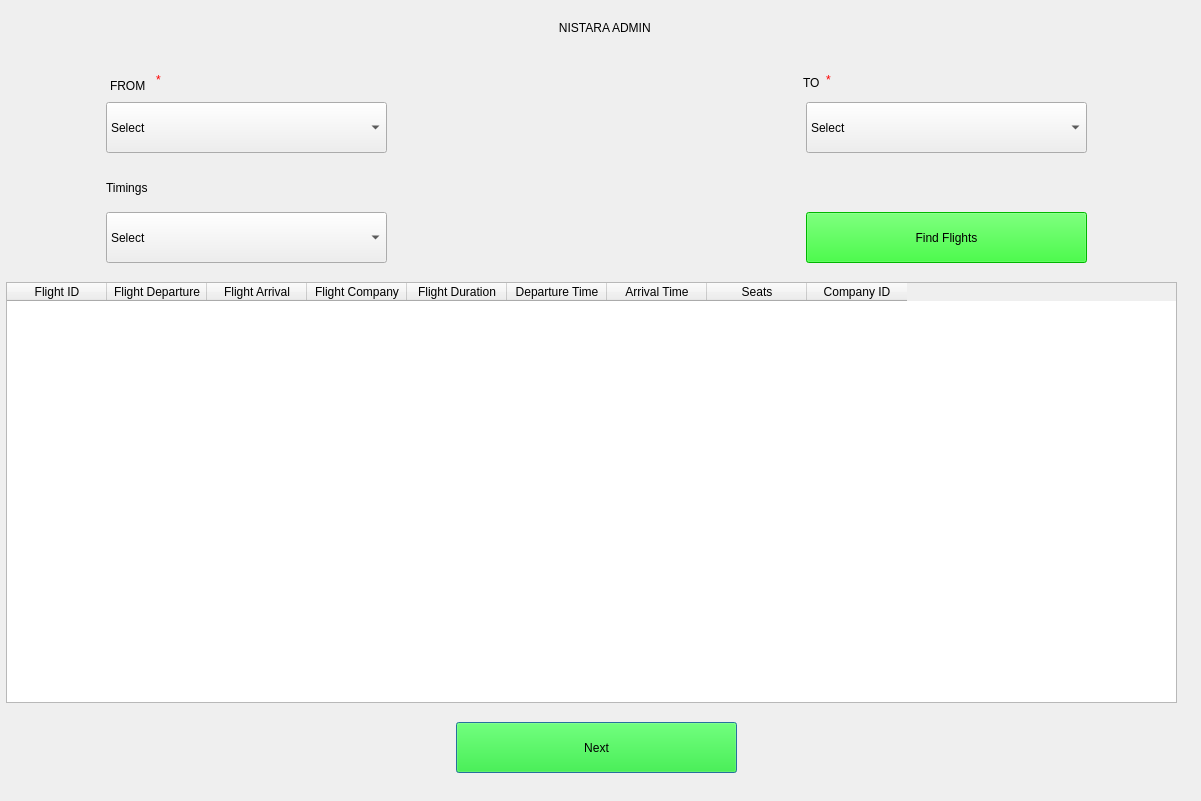
The window that Project_Source_Code/Nistara_Admin_Mode.ui (Haleshot/Flight_Booking_System) describes before a commit, drawn with Qt 5.
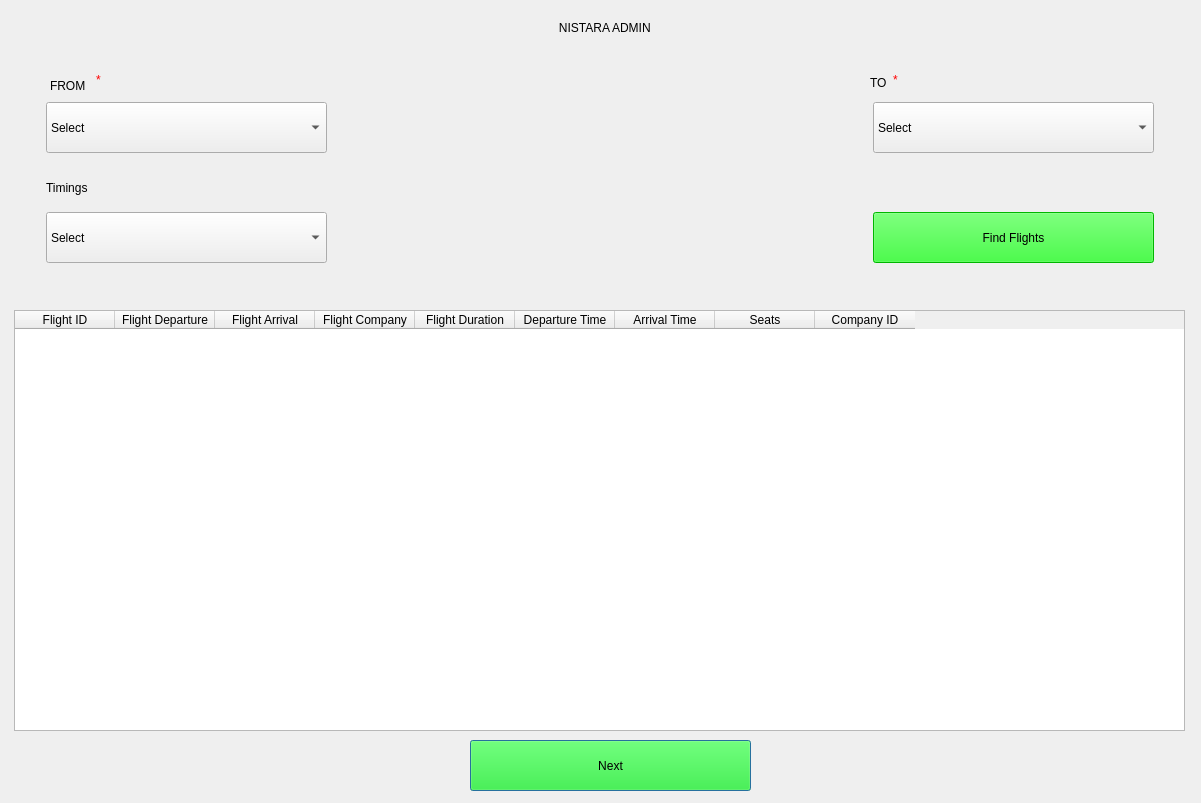
The same window after the commit.

The edit to the form file:
```diff
--- a/Project_Source_Code/Nistara_Admin_Mode.ui
+++ b/Project_Source_Code/Nistara_Admin_Mode.ui
@@ -7,7 +7,7 @@
     <x>0</x>
     <y>0</y>
     <width>1201</width>
-    <height>801</height>
+    <height>803</height>
    </rect>
   </property>
   <property name="windowTitle">
@@ -16,8 +16,8 @@
   <widget class="QTableWidget" name="Available_Flights_Table_Widget">
    <property name="geometry">
     <rect>
-     <x>6</x>
-     <y>282</y>
+     <x>14</x>
+     <y>310</y>
      <width>1171</width>
      <height>421</height>
     </rect>
@@ -71,7 +71,7 @@
   <widget class="QComboBox" name="From_Combo_Box">
    <property name="geometry">
     <rect>
-     <x>106</x>
+     <x>46</x>
      <y>102</y>
      <width>281</width>
      <height>51</height>
@@ -129,7 +129,7 @@
   <widget class="QLabel" name="From_Label_2">
    <property name="geometry">
     <rect>
-     <x>106</x>
+     <x>46</x>
      <y>172</y>
      <width>61</width>
      <height>31</height>
@@ -146,8 +146,8 @@
   <widget class="QPushButton" name="Next_Button">
    <property name="geometry">
     <rect>
-     <x>456</x>
-     <y>722</y>
+     <x>470</x>
+     <y>740</y>
      <width>281</width>
      <height>51</height>
     </rect>
@@ -164,7 +164,7 @@
   <widget class="QLabel" name="label">
    <property name="geometry">
     <rect>
-     <x>156</x>
+     <x>96</x>
      <y>72</y>
      <width>21</width>
      <height>16</height>
@@ -180,7 +180,7 @@
   <widget class="QComboBox" name="To_Combo_Box">
    <property name="geometry">
     <rect>
-     <x>806</x>
+     <x>873</x>
      <y>102</y>
      <width>281</width>
      <height>51</height>
@@ -218,7 +218,7 @@
   <widget class="QPushButton" name="Find_Flights_Button">
    <property name="geometry">
     <rect>
-     <x>806</x>
+     <x>873</x>
      <y>212</y>
      <width>281</width>
      <height>51</height>
@@ -236,7 +236,7 @@
   <widget class="QLabel" name="label_2">
    <property name="geometry">
     <rect>
-     <x>826</x>
+     <x>893</x>
      <y>72</y>
      <width>16</width>
      <height>16</height>
@@ -272,7 +272,7 @@
   <widget class="QLabel" name="To_Label">
    <property name="geometry">
     <rect>
-     <x>803</x>
+     <x>870</x>
      <y>62</y>
      <width>31</width>
      <height>41</height>
@@ -289,7 +289,7 @@
   <widget class="QComboBox" name="Timings_Combo_Box">
    <property name="geometry">
     <rect>
-     <x>106</x>
+     <x>46</x>
      <y>212</y>
      <width>281</width>
      <height>51</height>
@@ -317,7 +317,7 @@
   <widget class="QLabel" name="From_Label">
    <property name="geometry">
     <rect>
-     <x>110</x>
+     <x>50</x>
      <y>70</y>
      <width>51</width>
      <height>31</height>
```
